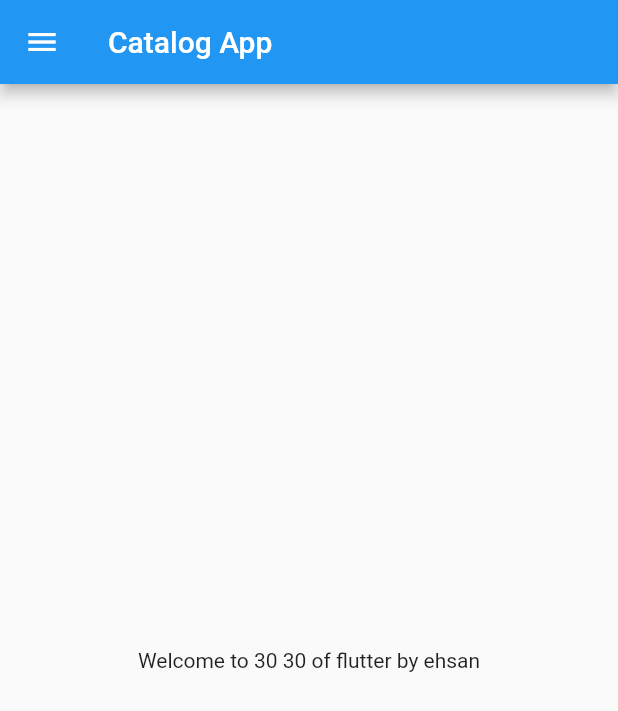
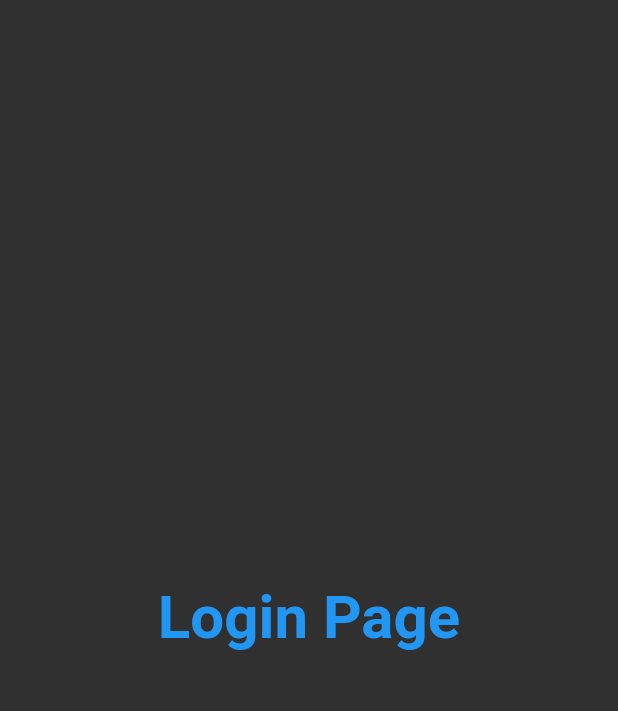
Before and after one commit to ehsanyaqoob/flutter-learnings, a Flutter app: the screen it shows after launch, on a phone screen of 412 x 824 dp. Shown: the top 711 px of the screen. Run offline on Flutter 3.47's test engine with Material 2 defaults, Android fonts, the phone set to English and light mode, and no system bars.

Commit message:
Day 3 completed

```diff
--- a/lib/main.dart
+++ b/lib/main.dart
@@ -1,24 +1,29 @@
 import 'package:flutter/material.dart';
+import 'package:flutter_learning/pages/login_page.dart';
 
-import 'home-page.dart';
-
+import 'pages/home-page.dart';
 
 void main() {
   // ignore: prefer_const_constructors
   runApp(MyApp());
 }
 
-// ignore: use_key_in_widget_constructors
 class MyApp extends StatelessWidget {
-
   @override
   Widget build(BuildContext context) {
-    // ignore: prefer_const_constructors
     return MaterialApp(
       debugShowCheckedModeBanner: false,
-                   // ignore: prefer_const_constructors
-                   home: HomePage(),
-
+      // home: HomePage(),
+      themeMode: ThemeMode.dark,
+      theme: ThemeData(primarySwatch: Colors.deepPurple),
+      darkTheme: ThemeData(
+        brightness: Brightness.dark,
+      ),
+      routes: {
+        "/": (context) => LoginPage(),
+        "/home": (context) => HomePage(),
+        "/login": (context) => LoginPage(),
+      },
     );
   }
 }
--- a/lib/home-page.dart
+++ b/lib/pages/home-page.dart
@@ -11,7 +11,7 @@ class HomePage extends StatelessWidget {
   Widget build(BuildContext context) {
     return Scaffold(
       appBar: AppBar(
-        backgroundColor: Colors.blue,
+        //backgroundColor: Colors.blue,
         title:Text('Catalog App'),
       ),
       body: Center(child: Container(
--- /dev/null
+++ b/lib/pages/login_page.dart
@@ -0,0 +1,20 @@
+import 'package:flutter/material.dart';
+
+class LoginPage extends StatelessWidget {
+  const LoginPage({Key? key}) : super(key: key);
+
+  @override
+  Widget build(BuildContext context) {
+    return Material(
+        child: Center(
+      child: Text(
+        'Login Page',
+        style: TextStyle(
+          fontSize: 40,
+          color: Colors.blue,
+          fontWeight: FontWeight.bold,
+        ),
+      ),
+    ));
+  }
+}
```
